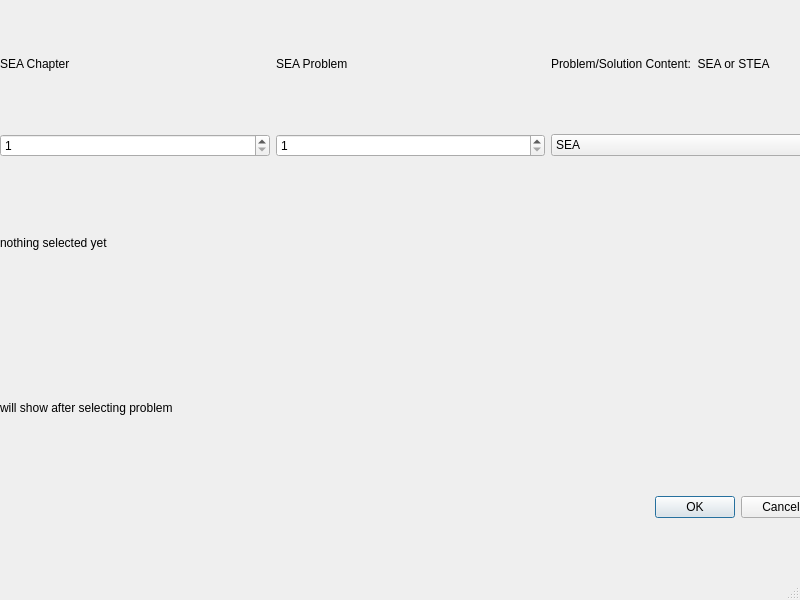
Before: the Qt Designer form qpe/resource/qpe_mainWindow.ui in zdmiller12/daVinci, drawn with Qt 5.
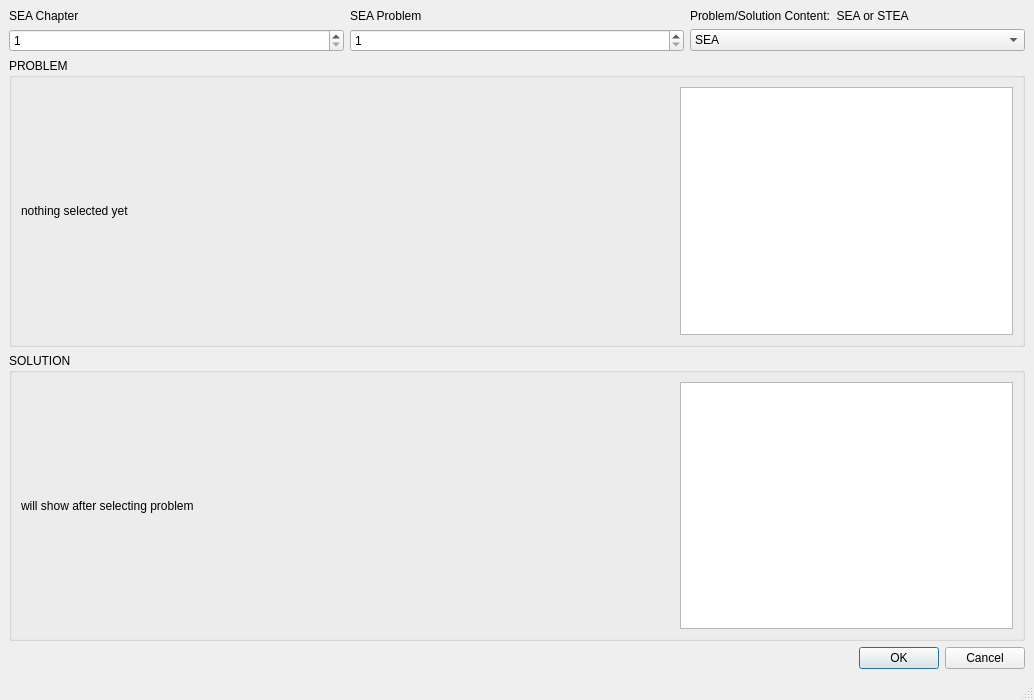
After: the same form once the commit is applied.

Commit message: problem and solution labels updating

What changed in the file:
```diff
--- a/qpe/resource/qpe_mainWindow.ui
+++ b/qpe/resource/qpe_mainWindow.ui
@@ -6,23 +6,16 @@
    <rect>
     <x>0</x>
     <y>0</y>
-    <width>800</width>
-    <height>600</height>
+    <width>1034</width>
+    <height>700</height>
    </rect>
   </property>
   <property name="windowTitle">
    <string>MainWindow</string>
   </property>
   <widget class="QWidget" name="centralwidget">
-   <widget class="QWidget" name="horizontalLayoutWidget">
-    <property name="geometry">
-     <rect>
-      <x>0</x>
-      <y>0</y>
-      <width>821</width>
-      <height>157</height>
-     </rect>
-    </property>
+   <layout class="QGridLayout" name="gridLayout_2">
+    <item row="0" column="0">
     <layout class="QGridLayout" name="gridLayout">
      <item row="1" column="2">
       <widget class="QComboBox" name="comboBox_book">
@@ -83,32 +76,44 @@
       </widget>
      </item>
     </layout>
-   </widget>
-   <widget class="QLabel" name="label_solution">
-    <property name="geometry">
-     <rect>
-      <x>0</x>
-      <y>329</y>
-      <width>821</width>
-      <height>157</height>
-     </rect>
-    </property>
+    </item>
+    <item row="1" column="0">
+     <widget class="QGroupBox" name="groupBox_problem">
+      <property name="title">
+       <string>PROBLEM</string>
+      </property>
+      <layout class="QGridLayout" name="gridLayout_3">
+       <item row="0" column="0">
+        <widget class="QLabel" name="label_exercise">
     <property name="text">
-     <string>will show after selecting problem</string>
+          <string>nothing selected yet</string>
     </property>
     <property name="wordWrap">
      <bool>true</bool>
     </property>
    </widget>
+       </item>
+       <item row="0" column="1">
+        <widget class="QTableView" name="tableView_exercise">
+         <property name="sizePolicy">
+          <sizepolicy hsizetype="Maximum" vsizetype="Expanding">
+           <horstretch>0</horstretch>
+           <verstretch>0</verstretch>
+          </sizepolicy>
+         </property>
+         <property name="maximumSize">
+          <size>
+           <width>333</width>
+           <height>16777215</height>
+          </size>
+         </property>
+        </widget>
+       </item>
+      </layout>
+     </widget>
+    </item>
+    <item row="3" column="0">
    <widget class="QDialogButtonBox" name="buttonBox">
-    <property name="geometry">
-     <rect>
-      <x>0</x>
-      <y>493</y>
-      <width>821</width>
-      <height>28</height>
-     </rect>
-    </property>
     <property name="orientation">
      <enum>Qt::Horizontal</enum>
     </property>
@@ -116,22 +121,43 @@
      <set>QDialogButtonBox::Cancel|QDialogButtonBox::Ok</set>
     </property>
    </widget>
-   <widget class="QLabel" name="label_problem">
-    <property name="geometry">
-     <rect>
-      <x>0</x>
-      <y>164</y>
-      <width>821</width>
-      <height>158</height>
-     </rect>
-    </property>
+    </item>
+    <item row="2" column="0">
+     <widget class="QGroupBox" name="groupBox_solution">
+      <property name="title">
+       <string>SOLUTION</string>
+      </property>
+      <layout class="QGridLayout" name="gridLayout_4">
+       <item row="0" column="0">
+        <widget class="QLabel" name="label_solution">
     <property name="text">
-     <string>nothing selected yet</string>
+          <string>will show after selecting problem</string>
     </property>
     <property name="wordWrap">
      <bool>true</bool>
     </property>
    </widget>
+       </item>
+       <item row="0" column="1">
+        <widget class="QTableView" name="tableView_solution">
+         <property name="sizePolicy">
+          <sizepolicy hsizetype="Maximum" vsizetype="Expanding">
+           <horstretch>0</horstretch>
+           <verstretch>0</verstretch>
+          </sizepolicy>
+         </property>
+         <property name="maximumSize">
+          <size>
+           <width>333</width>
+           <height>16777215</height>
+          </size>
+         </property>
+        </widget>
+       </item>
+      </layout>
+     </widget>
+    </item>
+   </layout>
   </widget>
   <widget class="QMenuBar" name="menubar">
    <property name="geometry">
```
Left out of the diff: 30 changed lines with no effect on the pictures. Lines whose indentation alone changed are shown as unchanged. The commit also changes 8 other files.
